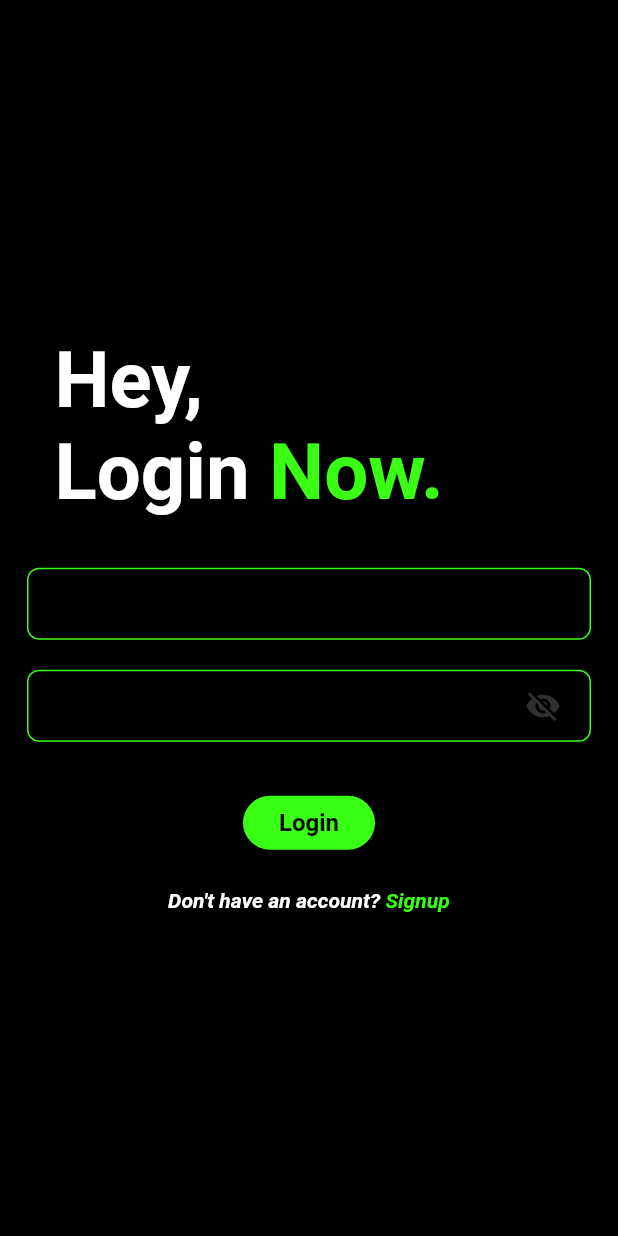
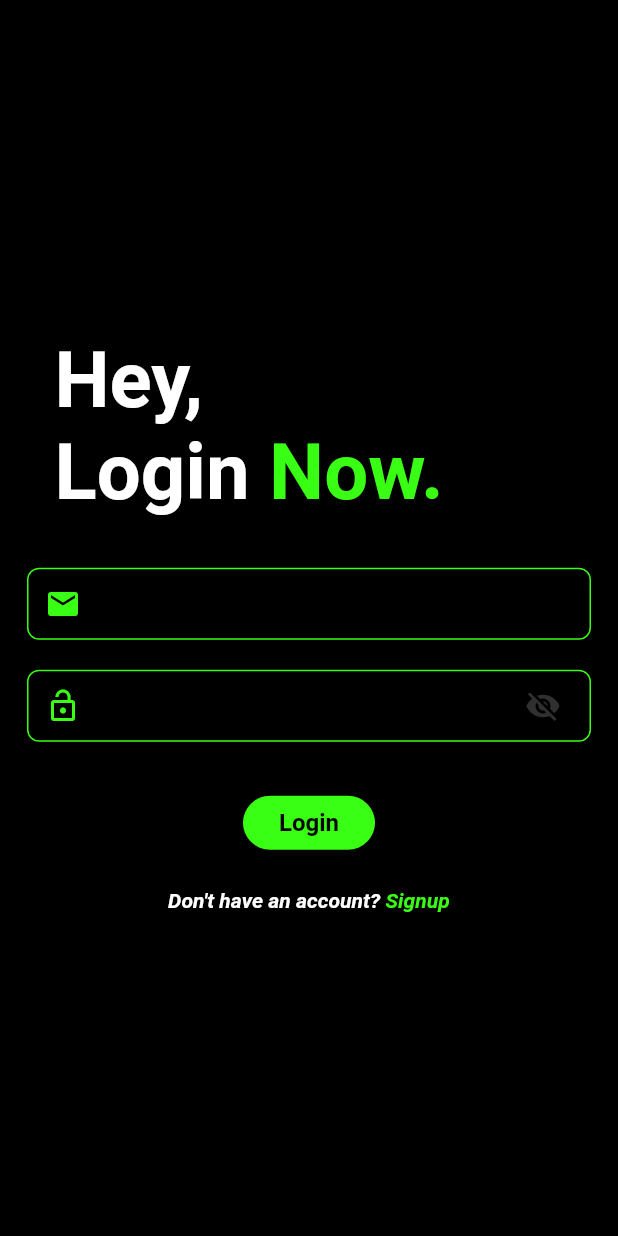
Before and after one commit to prithvisaran3/expense_tracker, a Flutter app: the screen it shows after launch, on a phone screen of 412 x 824 dp. Run offline on Flutter 3.47's test engine with Material 2 defaults, Android fonts, the phone set to English and light mode, and no system bars; our stand-ins replace animated_splash_screen, google_nav_bar; Roboto replaces fonts that are missing (Oswald).

Commit message:
Remodel Login Screen(Text Form Field completely done)

```diff
--- a/lib/app/ui/screens/loginscreen.dart
+++ b/lib/app/ui/screens/loginscreen.dart
@@ -51,6 +51,7 @@ class login extends StatelessWidget {
                   ),
                   SizedBox(height: 15),
                   CommonTextFormField(
+                    prefixIcon: Icon(Icons.email,color: ePrimaryColor),
                       hintText: "Enter your email",
                       // controller: AuthController.to.lEmail,
                       validator: (data) {
@@ -60,6 +61,7 @@ class login extends StatelessWidget {
                         return null;
                       }),
                   CommonTextFormField(
+                      prefixIcon: Icon(Icons.lock_open,color: ePrimaryColor),
                       hintText: "Enter your password",
                       obscureText: true,
                       // controller: AuthController.to.lPassword,
--- a/lib/app/ui/widget/common_textform_field.dart
+++ b/lib/app/ui/widget/common_textform_field.dart
@@ -9,10 +9,12 @@ class CommonTextFormField extends StatefulWidget {
       this.validator,
       this.obscureText,
       this.maxLength,
+        this.prefixIcon,
       this.errorText})
       : super(key: key);
   final String hintText;
   final String? errorText;
+  final Icon? prefixIcon;
   final TextEditingController? controller;
   final String? Function(String?)? validator;
   final bool? obscureText;
@@ -39,6 +41,7 @@ class _CommonTextFormFieldState extends State<CommonTextFormField> {
         obscuringCharacter: "*",
         obscureText: widget.obscureText == true ? !passwordVisible : false,
         decoration: InputDecoration(
+          prefixIcon: widget.prefixIcon,
             hintText: widget.hintText,
             errorText: widget.errorText,
             hintStyle: const TextStyle(fontFamily: "Oswald"),
```
